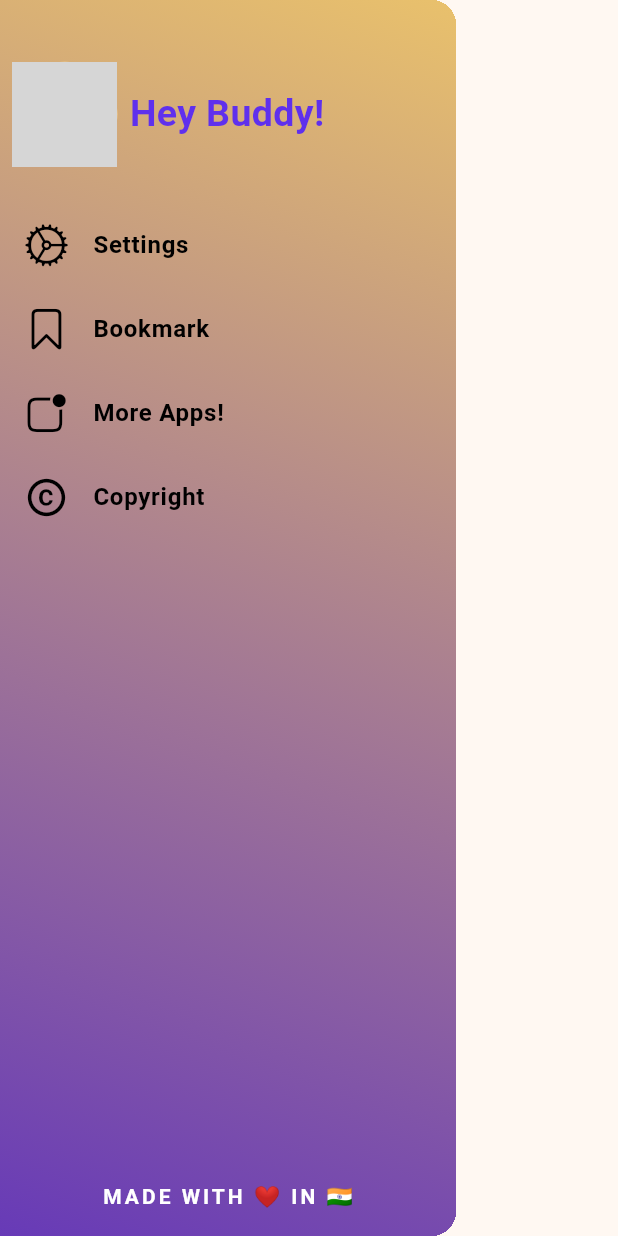
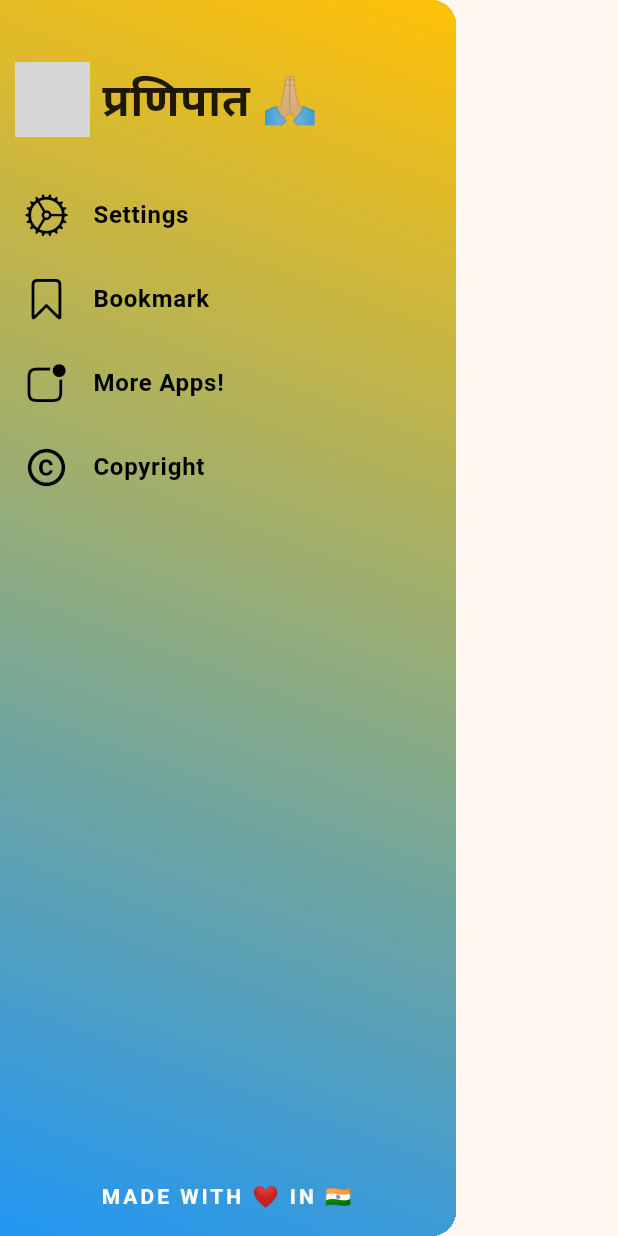
Before and after one commit to Aman-Sirmaur19/Shreemad_Bhagavad_Geeta_App, a Flutter app: the MainDrawer widget shown alone on an empty page, opened directly, on a phone screen of 412 x 824 dp. Run offline on Flutter 3.47's test engine with Material 3 defaults, Android fonts, the phone set to English and light mode, and no system bars; network calls fail; grey boxes are pictures that could not be loaded.

Commit message:
Updated UI.

```diff
--- a/lib/main.dart
+++ b/lib/main.dart
@@ -20,8 +20,9 @@ class MyApp extends StatelessWidget {
       theme: ThemeData(
         appBarTheme: const AppBarTheme(
           titleTextStyle: TextStyle(
+            fontSize: 19,
+            color: Colors.black87,
             fontWeight: FontWeight.bold,
-            fontSize: 19,
           ),
           backgroundColor: Colors.amber,
         ),
--- a/lib/screens/home_screen.dart
+++ b/lib/screens/home_screen.dart
@@ -27,7 +27,16 @@ class _HomeScreenState extends State<HomeScreen> {
   @override
   Widget build(BuildContext context) {
     return Scaffold(
-      appBar: AppBar(title: const Text('श्रीमद्भगवद्गीता')),
+      appBar: AppBar(
+          centerTitle: true,
+          title: Row(
+            mainAxisSize: MainAxisSize.min,
+            children: [
+              Image.asset('assets/images/morpankh.png', width: 30),
+              const Text(' श्रीमद्भगवद्गीता '),
+              Image.asset('assets/images/morpankh.png', width: 30),
+            ],
+          )),
       drawer: const MainDrawer(),
       body: FutureBuilder<List<dynamic>>(
         future: chapters,
--- a/lib/widgets/main_drawer.dart
+++ b/lib/widgets/main_drawer.dart
@@ -31,30 +31,29 @@ class MainDrawer extends StatelessWidget {
   Widget build(BuildContext context) {
     return Drawer(
         child: Container(
-      decoration: BoxDecoration(
-          gradient: LinearGradient(colors: [
-        Theme.of(context).colorScheme.inversePrimary,
-        Colors.deepPurple,
-      ], begin: Alignment.topRight, end: Alignment.bottomLeft)),
+      decoration: const BoxDecoration(
+          gradient: LinearGradient(
+        colors: [
+          Colors.amber,
+          Colors.blue,
+        ],
+        begin: Alignment.topRight,
+        end: Alignment.bottomLeft,
+      )),
       child: Column(
         children: <Widget>[
           Padding(
-            padding: EdgeInsets.only(top: mq.height * .05),
+            padding:
+                EdgeInsets.only(top: mq.height * .05, left: mq.width * .025),
             child: Row(
               children: [
-                Padding(
-                  padding: EdgeInsets.symmetric(horizontal: mq.width * .02),
-                  child: const CircleAvatar(
-                    radius: 35,
-                    backgroundImage: AssetImage('assets/images/avatar.png'),
-                  ),
-                ),
+                Image.asset('assets/images/morpankh.png', width: 50),
                 const Text(
-                  'Hey Buddy!',
+                  ' प्रणिपात 🙏🏼',
                   style: TextStyle(
                     fontWeight: FontWeight.w700,
-                    fontSize: 25,
-                    color: Color.fromARGB(255, 95, 48, 237),
+                    fontSize: 30,
+                    color: Colors.black87,
                   ),
                 )
               ],
@@ -196,6 +195,7 @@ class MainDrawer extends StatelessWidget {
           Padding(
             padding: EdgeInsets.only(bottom: mq.height * .02),
             child: const Text('MADE WITH ❤️ IN 🇮🇳',
+                textAlign: TextAlign.center,
                 style: TextStyle(
                   color: Colors.white,
                   fontWeight: FontWeight.bold,
```
